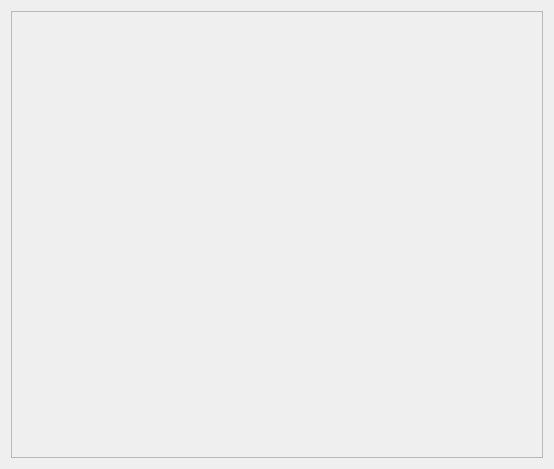
This is view/funcionarios_page.ui in Kaesinasprod/Sistema-de-Funcionarios as Qt 5 draws it before an edit. The edited form follows.
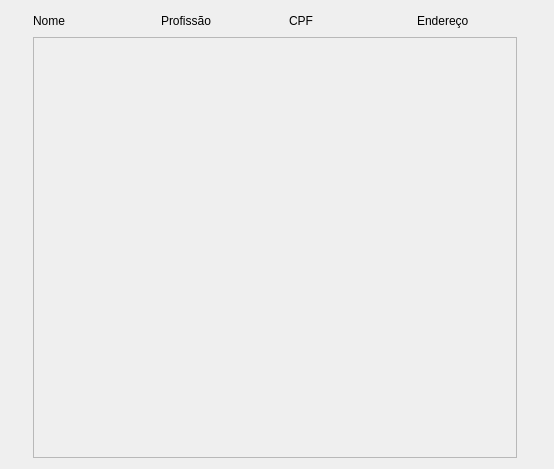
This is the edited form.

Diff of the .ui file:
```diff
--- a/view/funcionarios_page.ui
+++ b/view/funcionarios_page.ui
@@ -14,8 +14,39 @@
    <string>Form</string>
   </property>
   <layout class="QGridLayout" name="gridLayout">
-   <item row="0" column="0">
+   <item row="0" column="3">
+    <widget class="QLabel" name="label_4">
+     <property name="maximumSize">
+      <size>
+       <width>100</width>
+       <height>20</height>
+      </size>
+     </property>
+     <property name="text">
+      <string>Endereço</string>
+     </property>
+    </widget>
+   </item>
+   <item row="1" column="0" colspan="4">
     <widget class="QScrollArea" name="scrollArea">
+     <property name="sizePolicy">
+      <sizepolicy hsizetype="Preferred" vsizetype="Preferred">
+       <horstretch>0</horstretch>
+       <verstretch>0</verstretch>
+      </sizepolicy>
+     </property>
+     <property name="minimumSize">
+      <size>
+       <width>0</width>
+       <height>0</height>
+      </size>
+     </property>
+     <property name="maximumSize">
+      <size>
+       <width>16777215</width>
+       <height>16777215</height>
+      </size>
+     </property>
      <property name="widgetResizable">
       <bool>true</bool>
      </property>
@@ -24,18 +55,75 @@
        <rect>
         <x>0</x>
         <y>0</y>
-        <width>534</width>
-        <height>449</height>
+        <width>485</width>
+        <height>20</height>
        </rect>
       </property>
-      <layout class="QGridLayout" name="gridLayout_2">
-       <item row="0" column="0">
+      <property name="sizePolicy">
+       <sizepolicy hsizetype="Preferred" vsizetype="Fixed">
+        <horstretch>0</horstretch>
+        <verstretch>0</verstretch>
+       </sizepolicy>
+      </property>
+      <layout class="QVBoxLayout" name="verticalLayout">
+       <item>
         <layout class="QVBoxLayout" name="painel_func"/>
        </item>
       </layout>
      </widget>
     </widget>
    </item>
+   <item row="0" column="0">
+    <widget class="QLabel" name="label">
+     <property name="sizePolicy">
+      <sizepolicy hsizetype="Preferred" vsizetype="Preferred">
+       <horstretch>0</horstretch>
+       <verstretch>0</verstretch>
+      </sizepolicy>
+     </property>
+     <property name="minimumSize">
+      <size>
+       <width>0</width>
+       <height>0</height>
+      </size>
+     </property>
+     <property name="maximumSize">
+      <size>
+       <width>100</width>
+       <height>20</height>
+      </size>
+     </property>
+     <property name="text">
+      <string>Nome</string>
+     </property>
+    </widget>
+   </item>
+   <item row="0" column="2">
+    <widget class="QLabel" name="label_3">
+     <property name="maximumSize">
+      <size>
+       <width>100</width>
+       <height>20</height>
+      </size>
+     </property>
+     <property name="text">
+      <string>CPF</string>
+     </property>
+    </widget>
+   </item>
+   <item row="0" column="1">
+    <widget class="QLabel" name="label_2">
+     <property name="maximumSize">
+      <size>
+       <width>100</width>
+       <height>20</height>
+      </size>
+     </property>
+     <property name="text">
+      <string>Profissão</string>
+     </property>
+    </widget>
+   </item>
   </layout>
  </widget>
  <resources/>
```
